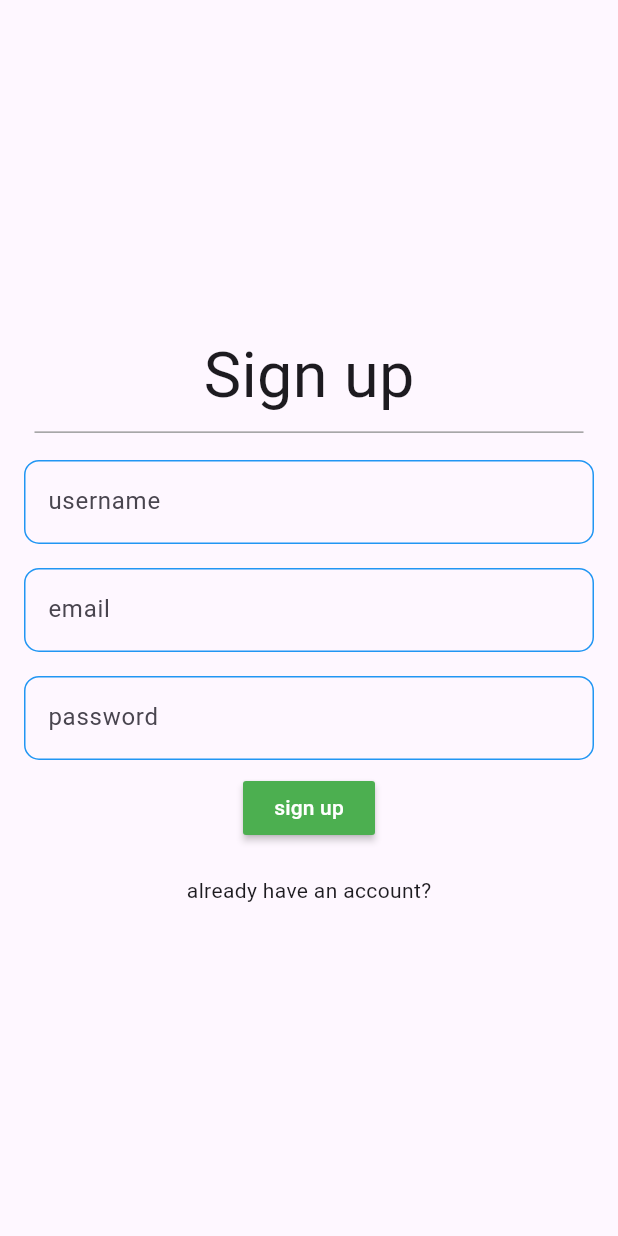
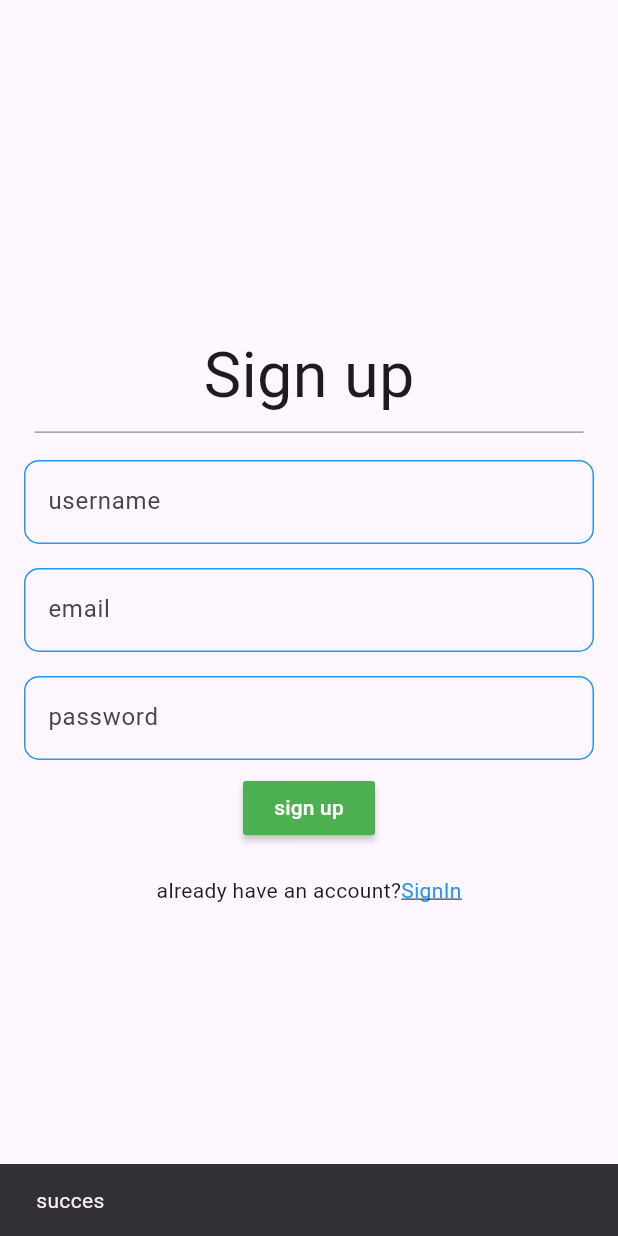
Before and after one commit to Rokobot/nextfilm, a Flutter app: the screen it shows after launch, after a tap on "sign up", on a phone screen of 412 x 824 dp. Run offline on Flutter 3.47's test engine with Material 3 defaults, Android fonts, the phone set to English and light mode, and no system bars; our stand-ins replace bloc, firebase_core, shared_preferences; accounts and stored records are empty.

Commit message:
i modifided local data and other things

```diff
--- /dev/null
+++ b/lib/const/consts.dart
@@ -0,0 +1,3 @@
+import 'package:flutter/material.dart';
+
+Color backgroudnColor = Color.fromARGB(255, 200, 200, 207);
--- a/lib/main.dart
+++ b/lib/main.dart
@@ -1,8 +1,11 @@
 import 'package:flutter/material.dart';
 import 'package:firebase_core/firebase_core.dart';
+import 'package:nextfilm/const/consts.dart';
+import 'package:nextfilm/helper/helper.dart';
 import 'package:nextfilm/screens/auth/sigin_page.dart';
 import 'package:nextfilm/screens/auth/signup_page.dart';
 import 'package:nextfilm/screens/home_page.dart';
+import 'package:shared_preferences/shared_preferences.dart';
 
 import 'firebase_options.dart';
 
@@ -22,10 +25,28 @@ class MyApp extends StatefulWidget {
 }
 
 class _MyAppState extends State<MyApp> {
-  bool user = false;
+  bool user = true;
+  @override
+  void initState() {
+    // TODO: implement initState
+    super.initState();
+    userStatus().then((value) {
+      setState(() {
+        user = value;
+        print(user);
+      });
+    });
+  }
+
+  Future<bool> userStatus() async {
+    SharedPreferences sf = await SharedPreferences.getInstance();
+    return sf.getString('email') == '' ? true : false;
+  }
+
   @override
   Widget build(BuildContext context) {
     return MaterialApp(
+      theme: ThemeData(primaryColor: backgroudnColor),
       routes: {
         '/HomePage': (context) => const HomePage(),
         '/SignInPage': (context) => const SignInPage(),
--- a/lib/screens/auth/signup_page.dart
+++ b/lib/screens/auth/signup_page.dart
@@ -1,3 +1,4 @@
+import 'package:flutter/gestures.dart';
 import 'package:flutter/material.dart';
 import 'package:nextfilm/extentions/extentions.dart';
 import 'package:nextfilm/widgets/widgets.dart';
@@ -64,7 +65,9 @@ class _SignUpPageState extends State<SignUpPage> {
                     )),
                 MaterialButton(
                   color: Colors.green,
-                  onPressed: () {},
+                  onPressed: () {
+                    validate();
+                  },
                   child: Text(
                     'sign up',
                     style: TextStyle(color: Colors.white),
@@ -73,11 +76,17 @@ class _SignUpPageState extends State<SignUpPage> {
                 SizedBox(
                   height: 21,
                 ),
-                GestureDetector(
-                    onTap: () {
-                      nextScreen(context, '/SignInPage');
-                    },
-                    child: Text('already have an account?'))
+                Text.rich(TextSpan(text: 'already have an account?', children: [
+                  TextSpan(
+                      text: 'SignIn',
+                      style: TextStyle(
+                        color: Colors.blue,
+                        decoration: TextDecoration.underline,
+                      ),
+                      recognizer: TapGestureRecognizer()
+                        ..onTap =
+                            () => {replaceNextScreen(context, '/SignInPage')})
+                ]))
               ],
             ),
           ),
@@ -85,4 +94,12 @@ class _SignUpPageState extends State<SignUpPage> {
       ),
     );
   }
+
+  validate() {
+    if (_keyValue.currentState!.validate()) {
+      return showSnackbar(context, 'succes');
+    } else {
+      return null;
+    }
+  }
 }
--- a/lib/widgets/widgets.dart
+++ b/lib/widgets/widgets.dart
@@ -8,3 +8,8 @@ nextScreen(context, name) {
 replaceNextScreen(context, name) {
   return Navigator.pushReplacementNamed(context, name);
 }
+
+showSnackbar(context, message) {
+  return ScaffoldMessenger.of(context)
+      .showSnackBar(SnackBar(content: Text(message)));
+}
--- a/pubspec.yaml
+++ b/pubspec.yaml
@@ -38,6 +38,7 @@ dependencies:
   firebase_core: ^2.24.2
   flutter_bloc: ^8.1.3
   equatable: ^2.0.5
+  shared_preferences: ^2.2.2
 
 dev_dependencies:
   flutter_test:
```
Also changed, not shown: lib/helper/helper.dart (added, +29 -0 lines), lib/screens/auth/sigin_page.dart (+11 -5 lines), pubspec.lock, 1 other file.
